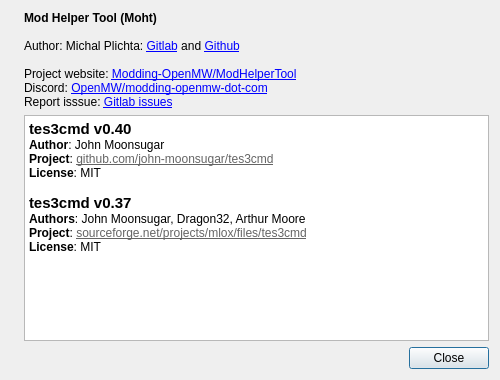
Qt form moht/ui/about.ui (emcek/modhelpertool) before a commit.
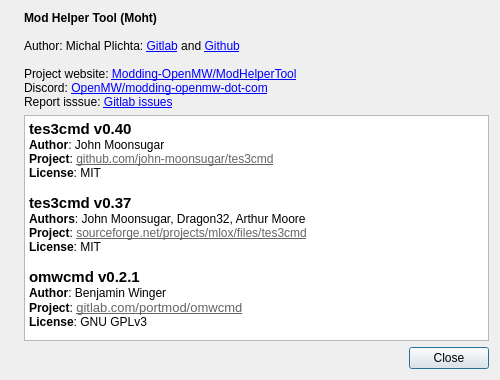
The same form after that commit. Icons and pictures are not drawn.

Commit message: add license info for omwcmd

What changed in the file:
```diff
--- a/moht/ui/about.ui
+++ b/moht/ui/about.ui
@@ -63,7 +63,12 @@
 &lt;p style=&quot; margin-top:0px; margin-bottom:0px; margin-left:0px; margin-right:0px; -qt-block-indent:0; text-indent:0px;&quot;&gt;&lt;span style=&quot; font-size:11pt; font-weight:600;&quot;&gt;tes3cmd v0.37&lt;/span&gt;&lt;/p&gt;
 &lt;p style=&quot; margin-top:0px; margin-bottom:0px; margin-left:0px; margin-right:0px; -qt-block-indent:0; text-indent:0px;&quot;&gt;&lt;span style=&quot; font-size:9pt; font-weight:600;&quot;&gt;Authors&lt;/span&gt;&lt;span style=&quot; font-size:9pt;&quot;&gt;: John Moonsugar, Dragon32, Arthur Moore&lt;/span&gt;&lt;/p&gt;
 &lt;p style=&quot; margin-top:0px; margin-bottom:0px; margin-left:0px; margin-right:0px; -qt-block-indent:0; text-indent:0px;&quot;&gt;&lt;span style=&quot; font-size:9pt; font-weight:600;&quot;&gt;Project&lt;/span&gt;&lt;span style=&quot; font-size:9pt;&quot;&gt;: &lt;/span&gt;&lt;a href=&quot;https://sourceforge.net/projects/mlox/files/tes3cmd&quot;&gt;&lt;span style=&quot; font-size:9pt; text-decoration: underline; color:#646464;&quot;&gt;sourceforge.net/projects/mlox/files/tes3cmd&lt;/span&gt;&lt;/a&gt;&lt;/p&gt;
-&lt;p style=&quot; margin-top:0px; margin-bottom:0px; margin-left:0px; margin-right:0px; -qt-block-indent:0; text-indent:0px;&quot;&gt;&lt;span style=&quot; font-size:9pt; font-weight:600;&quot;&gt;License&lt;/span&gt;&lt;span style=&quot; font-size:9pt;&quot;&gt;: MIT&lt;/span&gt;&lt;/p&gt;&lt;/body&gt;&lt;/html&gt;</string>
+&lt;p style=&quot; margin-top:0px; margin-bottom:0px; margin-left:0px; margin-right:0px; -qt-block-indent:0; text-indent:0px;&quot;&gt;&lt;span style=&quot; font-size:9pt; font-weight:600;&quot;&gt;License&lt;/span&gt;&lt;span style=&quot; font-size:9pt;&quot;&gt;: MIT&lt;/span&gt;&lt;/p&gt;
+&lt;p style=&quot;-qt-paragraph-type:empty; margin-top:0px; margin-bottom:0px; margin-left:0px; margin-right:0px; -qt-block-indent:0; text-indent:0px; font-size:9pt;&quot;&gt;&lt;br /&gt;&lt;/p&gt;
+&lt;p style=&quot; margin-top:0px; margin-bottom:0px; margin-left:0px; margin-right:0px; -qt-block-indent:0; text-indent:0px;&quot;&gt;&lt;span style=&quot; font-size:11pt; font-weight:600;&quot;&gt;omwcmd v0.2.1&lt;/span&gt;&lt;/p&gt;
+&lt;p style=&quot; margin-top:0px; margin-bottom:0px; margin-left:0px; margin-right:0px; -qt-block-indent:0; text-indent:0px;&quot;&gt;&lt;span style=&quot; font-size:9pt; font-weight:600;&quot;&gt;Author&lt;/span&gt;&lt;span style=&quot; font-size:9pt;&quot;&gt;: Benjamin Winger&lt;/span&gt;&lt;/p&gt;
+&lt;p style=&quot; margin-top:0px; margin-bottom:0px; margin-left:0px; margin-right:0px; -qt-block-indent:0; text-indent:0px;&quot;&gt;&lt;span style=&quot; font-size:9pt; font-weight:600;&quot;&gt;Project&lt;/span&gt;&lt;span style=&quot; font-size:9pt;&quot;&gt;: &lt;/span&gt;&lt;a href=&quot;https://gitlab.com/portmod/omwcmd&quot;&gt;&lt;span style=&quot; text-decoration: underline; color:#646464;&quot;&gt;gitlab.com/portmod/omwcmd&lt;/span&gt;&lt;/a&gt;&lt;/p&gt;
+&lt;p style=&quot; margin-top:0px; margin-bottom:0px; margin-left:0px; margin-right:0px; -qt-block-indent:0; text-indent:0px;&quot;&gt;&lt;span style=&quot; font-size:9pt; font-weight:600;&quot;&gt;License&lt;/span&gt;&lt;span style=&quot; font-size:9pt;&quot;&gt;: GNU GPLv3&lt;/span&gt;&lt;/p&gt;&lt;/body&gt;&lt;/html&gt;</string>
        </property>
       </widget>
      </item>
```
The commit also changes 1 other file.
